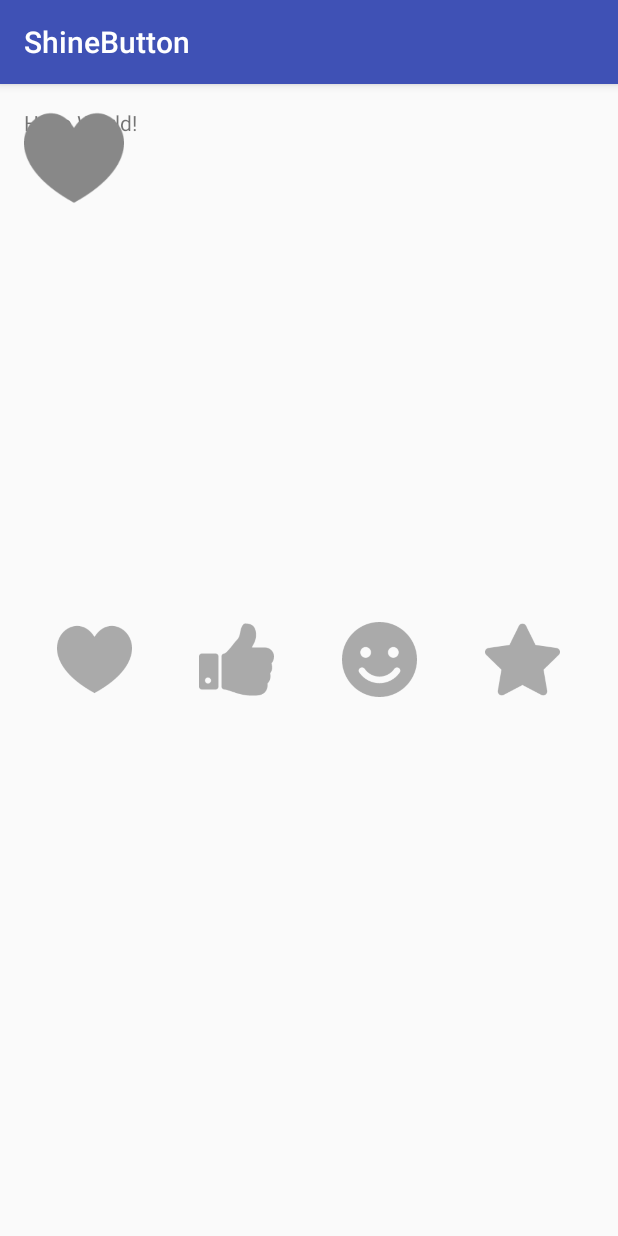
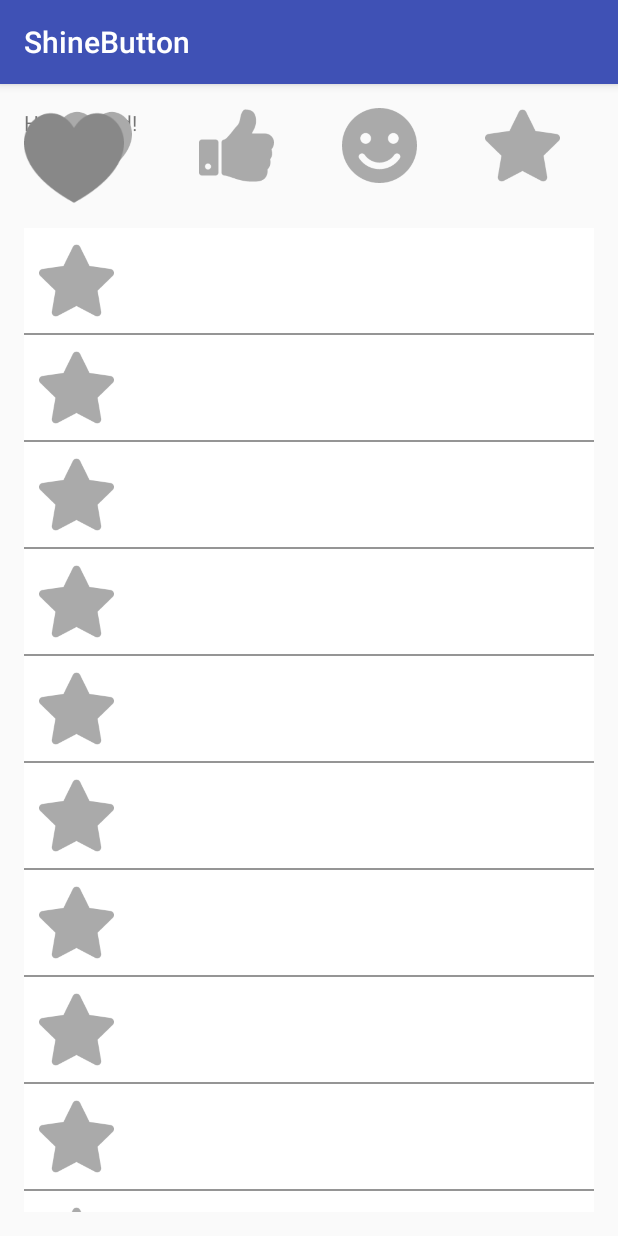
Before and after one commit to ChadCSong/ShineButton, an Android app: the screen it shows after launch (MainActivity), on a phone screen of 412 x 824 dp. Run offline under Robolectric (Android 15) with nearby library versions, the phone set to English and light mode, and no system bars; libraries missing offline, so code that uses them is left out: com.daasuu.ei.

Commit message:
Add: list demo.

```diff
--- a/app/src/main/java/com/sackcentury/shinebutton/MainActivity.java
+++ b/app/src/main/java/com/sackcentury/shinebutton/MainActivity.java
@@ -4,8 +4,12 @@ import android.graphics.Color;
 import android.os.Bundle;
 import android.support.v7.app.AppCompatActivity;
 import android.util.Log;
+import android.view.LayoutInflater;
 import android.view.View;
+import android.view.ViewGroup;
+import android.widget.BaseAdapter;
 import android.widget.LinearLayout;
+import android.widget.ListView;
 
 import com.sackcentury.shinebuttonlib.ShineButton;
 
@@ -16,6 +20,7 @@ public class MainActivity extends AppCompatActivity {
     ShineButton porterShapeImageView2;
     ShineButton porterShapeImageView3;
 
+    ListView listView;
     @Override
     protected void onCreate(Bundle savedInstanceState) {
         super.onCreate(savedInstanceState);
@@ -36,6 +41,9 @@ public class MainActivity extends AppCompatActivity {
         if (porterShapeImageView3 != null)
             porterShapeImageView3.init(this);
 
+        listView = (ListView) findViewById(R.id.list);
+
+        listView.setAdapter(new ListAdapter());
 
         ShineButton shineButtonJava = new ShineButton(this);
 
@@ -79,4 +87,31 @@ public class MainActivity extends AppCompatActivity {
 
 
     }
+
+    class ListAdapter extends BaseAdapter {
+
+        @Override
+        public int getCount() {
+            return 20;
+        }
+
+        @Override
+        public Object getItem(int i) {
+            return null;
+        }
+
+        @Override
+        public long getItemId(int i) {
+            return 0;
+        }
+
+        @Override
+        public View getView(int i, View view, ViewGroup viewGroup) {
+            if (view == null) {
+                view = LayoutInflater.from(MainActivity.this).inflate(R.layout.list_item, null);
+            }
+
+            return view;
+        }
+    }
 }
--- a/app/src/main/res/layout/activity_main.xml
+++ b/app/src/main/res/layout/activity_main.xml
@@ -18,7 +18,6 @@
     <LinearLayout
         android:layout_width="match_parent"
         android:layout_height="wrap_content"
-        android:layout_centerInParent="true"
         android:orientation="horizontal">
         <RelativeLayout
             android:layout_width="0dp"
@@ -95,4 +94,13 @@
         android:id="@+id/wrapper">
 
     </LinearLayout>
+
+    <ListView
+        android:layout_marginTop="80dp"
+        android:layout_width="match_parent"
+        android:layout_height="match_parent"
+        android:id="@+id/list"
+        android:background="@android:color/darker_gray">
+
+    </ListView>
 </RelativeLayout>
--- /dev/null
+++ b/app/src/main/res/layout/list_item.xml
@@ -0,0 +1,19 @@
+<?xml version="1.0" encoding="utf-8"?>
+<LinearLayout xmlns:android="http://schemas.android.com/apk/res/android"
+    xmlns:app="http://schemas.android.com/apk/res-auto"
+    android:orientation="vertical"
+    android:layout_width="match_parent"
+    android:layout_height="match_parent"
+    android:background="@android:color/background_light">
+
+    <com.sackcentury.shinebuttonlib.ShineButton
+        android:layout_width="50dp"
+        android:layout_height="50dp"
+        android:layout_margin="10dp"
+        android:layout_centerInParent="true"
+        android:id="@+id/po_image3"
+        app:btn_color="@android:color/darker_gray"
+        app:btn_fill_color="#996699"
+        app:enable_flashing="true"
+        app:siShape="@raw/star" />
+</LinearLayout>
```
